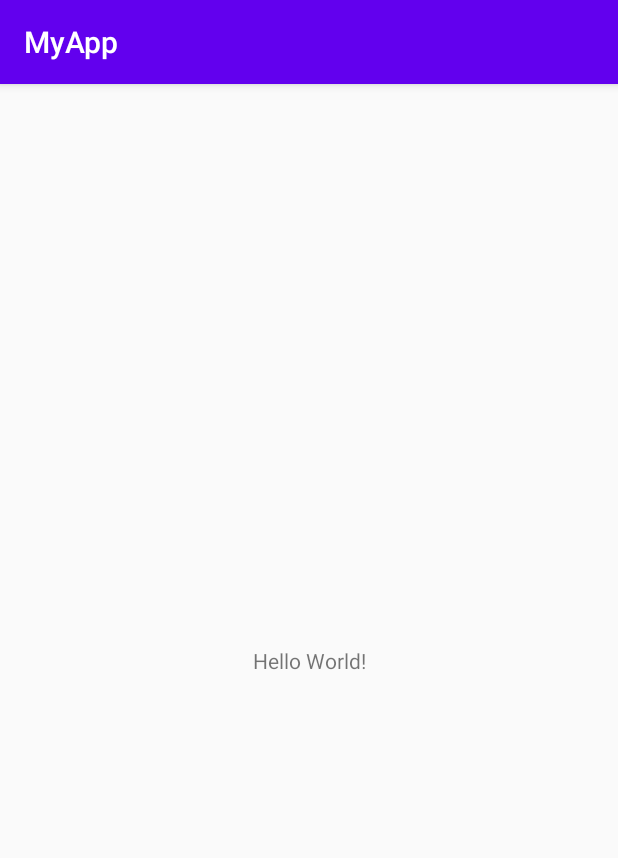
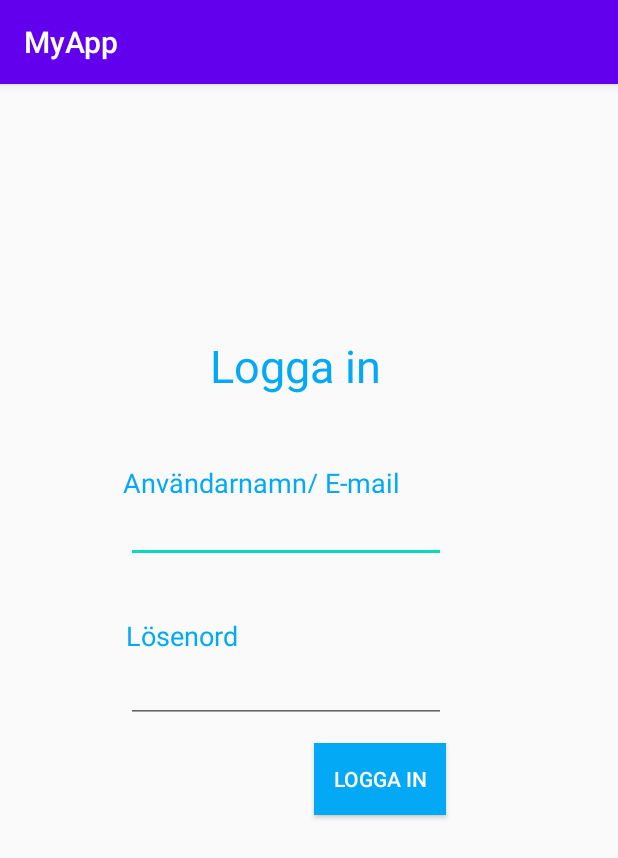
Before and after one commit to SaraMoazez/Test, an Android app: the screen it shows after launch (MainActivity), on a phone screen of 412 x 824 dp. Shown: the top 858 px of the screen. Run offline under Robolectric (Android 15) with nearby library versions, the phone set to English and light mode, and no system bars.

Commit message:
La till logga in sidan.

```diff
--- a/app/src/main/res/layout/activity_main.xml
+++ b/app/src/main/res/layout/activity_main.xml
@@ -7,12 +7,87 @@
     tools:context=".MainActivity">
 
     <TextView
+        android:id="@+id/textView5"
         android:layout_width="wrap_content"
         android:layout_height="wrap_content"
-        android:text="Hello World!"
+        android:fontFamily="sans-serif"
+        android:text="Logga in"
+        android:textAllCaps="false"
+        android:textColor="#03A9F4"
+        android:textSize="30sp"
         app:layout_constraintBottom_toBottomOf="parent"
+        app:layout_constraintHorizontal_bias="0.469"
         app:layout_constraintLeft_toLeftOf="parent"
         app:layout_constraintRight_toRightOf="parent"
-        app:layout_constraintTop_toTopOf="parent" />
+        app:layout_constraintTop_toTopOf="parent"
+        app:layout_constraintVertical_bias="0.23" />
+
+    <TextView
+        android:id="@+id/textView4"
+        android:layout_width="wrap_content"
+        android:layout_height="19dp"
+        android:text="Användarnamn/ E-mail"
+        android:textColor="#03A9F4"
+        android:textSize="18sp"
+        app:layout_constraintBottom_toBottomOf="parent"
+        app:layout_constraintEnd_toEndOf="parent"
+        app:layout_constraintHorizontal_bias="0.362"
+        app:layout_constraintStart_toStartOf="parent"
+        app:layout_constraintTop_toTopOf="parent"
+        app:layout_constraintVertical_bias="0.338" />
+
+    <EditText
+        android:id="@+id/editText5"
+        android:layout_width="wrap_content"
+        android:layout_height="wrap_content"
+        android:ems="10"
+        android:inputType="textEmailAddress"
+        app:layout_constraintBottom_toBottomOf="parent"
+        app:layout_constraintEnd_toEndOf="parent"
+        app:layout_constraintHorizontal_bias="0.424"
+        app:layout_constraintStart_toStartOf="parent"
+        app:layout_constraintTop_toTopOf="parent"
+        app:layout_constraintVertical_bias="0.379" />
+
+    <TextView
+        android:id="@+id/textView6"
+        android:layout_width="wrap_content"
+        android:layout_height="wrap_content"
+        android:text="Lösenord"
+        android:textColor="#03A9F4"
+        android:textSize="18sp"
+        app:layout_constraintBottom_toBottomOf="parent"
+        app:layout_constraintEnd_toEndOf="parent"
+        app:layout_constraintHorizontal_bias="0.249"
+        app:layout_constraintStart_toStartOf="parent"
+        app:layout_constraintTop_toTopOf="parent"
+        app:layout_constraintVertical_bias="0.478" />
+
+    <EditText
+        android:id="@+id/editText6"
+        android:layout_width="wrap_content"
+        android:layout_height="wrap_content"
+        android:ems="10"
+        android:inputType="textPassword"
+        app:layout_constraintBottom_toBottomOf="parent"
+        app:layout_constraintEnd_toEndOf="parent"
+        app:layout_constraintHorizontal_bias="0.424"
+        app:layout_constraintStart_toStartOf="parent"
+        app:layout_constraintTop_toTopOf="parent"
+        app:layout_constraintVertical_bias="0.527" />
+
+    <Button
+        android:id="@+id/button2"
+        android:layout_width="wrap_content"
+        android:layout_height="wrap_content"
+        android:background="#03A9F4"
+        android:text="Logga in"
+        android:textColor="#FFFFFF"
+        app:layout_constraintBottom_toBottomOf="parent"
+        app:layout_constraintEnd_toEndOf="parent"
+        app:layout_constraintHorizontal_bias="0.647"
+        app:layout_constraintStart_toStartOf="parent"
+        app:layout_constraintTop_toTopOf="parent"
+        app:layout_constraintVertical_bias="0.61" />
 
 </androidx.constraintlayout.widget.ConstraintLayout>
```
